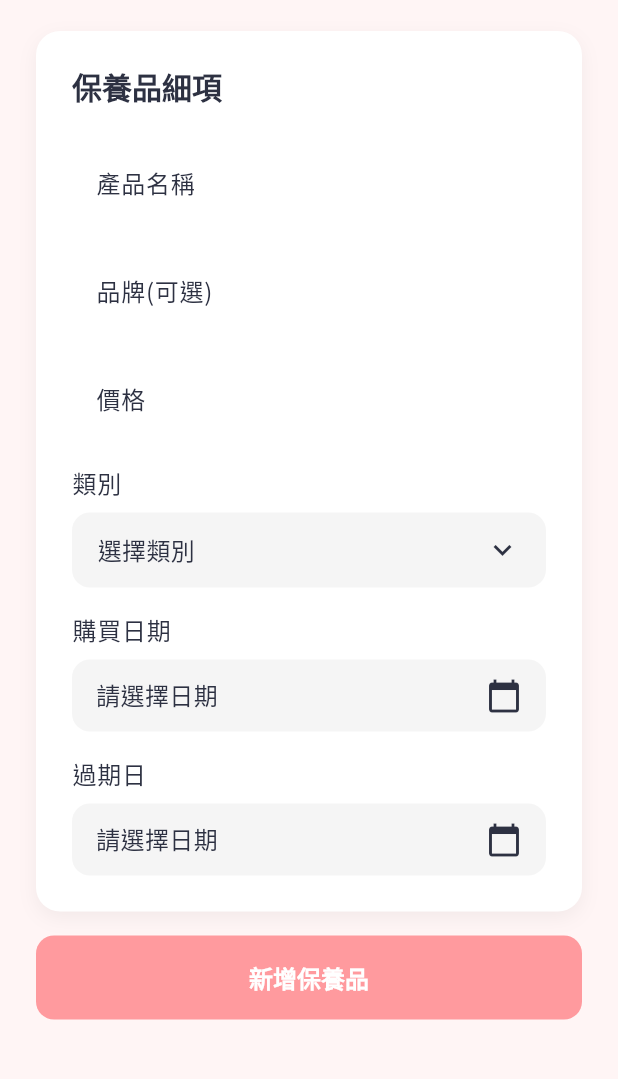
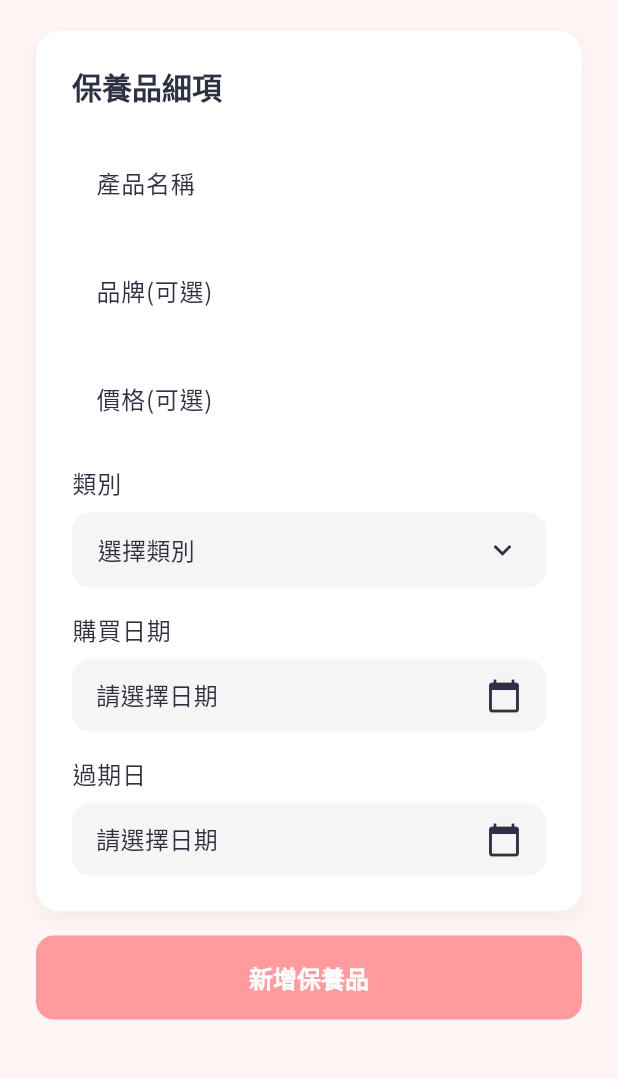
Before and after one commit to kukina622/beauty-tracker, a Flutter app: the AddProductPage screen opened by its route, on a phone screen of 412 x 824 dp, the part 65-1144 px from its top. Run offline on Flutter 3.47's test engine with Material 3 defaults, Android fonts, the phone set to English and light mode, and no system bars; our stand-ins replace animated_bottom_navigation_bar, auto_route, flutter_dotenv, flutter_easyloading, flutter_hooks, google_sign_in and 3 more; accounts and stored records are empty.

Commit message:
feat: update price label to indicate it's optional

```diff
--- a/lib/pages/product/add_product_page.dart
+++ b/lib/pages/product/add_product_page.dart
@@ -60,7 +60,7 @@ class AddProductPage extends StatelessWidget {
                         ),
                         const SizedBox(height: 16),
                         BaseFormField(
-                          labelText: '價格',
+                          labelText: '價格(可選)',
                           hintText: '輸入價格',
                         ),
                         const SizedBox(height: 16),
```
